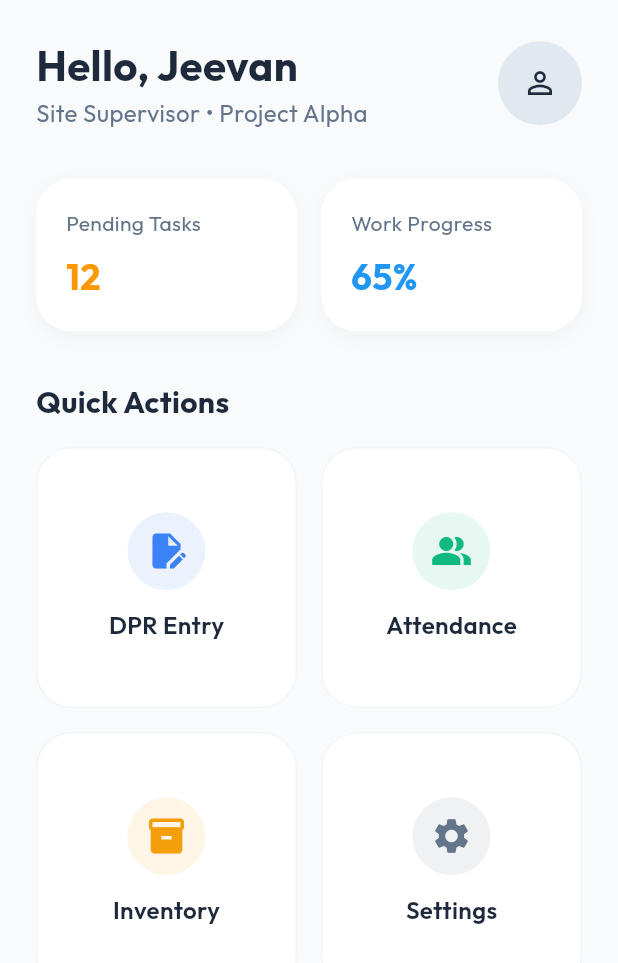
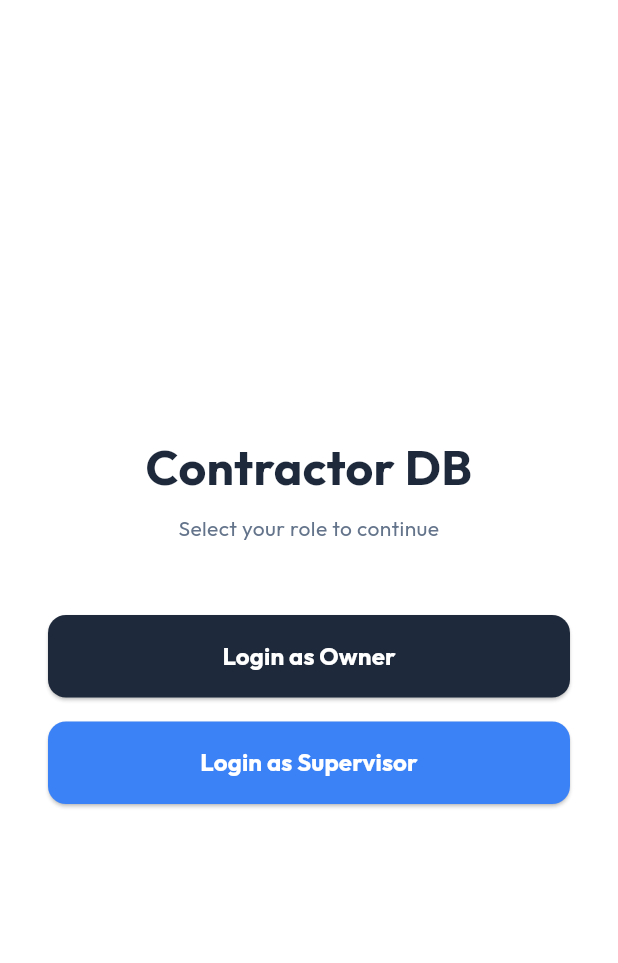
Before and after one commit to lroe/contractorapp, a Flutter app: the screen it shows after launch, on a phone screen of 412 x 824 dp. Shown: the top 963 px of the screen. Run offline on Flutter 3.47's test engine with Material 3 defaults, Android fonts, the phone set to English and light mode, and no system bars; our stand-ins replace google_fonts, hive, hive_flutter, image_picker, sqflite; accounts and stored records are empty.

Commit message:
Migrate Project Management to Hive for offline persistence

```diff
--- a/mobile_app/lib/main.dart
+++ b/mobile_app/lib/main.dart
@@ -3,6 +3,7 @@ import 'package:google_fonts/google_fonts.dart';
 import 'package:hive_flutter/hive_flutter.dart';
 import 'models/models.dart';
 import 'screens/home_screen.dart';
+import 'screens/login_screen.dart';
 
 void main() async {
   WidgetsFlutterBinding.ensureInitialized();
@@ -16,6 +17,7 @@ void main() async {
   Hive.registerAdapter(AttendanceAdapter());
 
   // Open Boxes
+  await Hive.openBox<Project>('projects');
   await Hive.openBox<Gang>('gangs');
   await Hive.openBox<Worker>('workers');
   await Hive.openBox<Attendance>('attendance');
@@ -40,7 +42,11 @@ class ContractorApp extends StatelessWidget {
         ),
         textTheme: GoogleFonts.outfitTextTheme(),
       ),
-      home: const HomeScreen(),
+      initialRoute: '/',
+      routes: {
+        '/': (context) => const LoginScreen(),
+        '/home': (context) => const HomeScreen(),
+      },
     );
   }
 }
--- a/mobile_app/lib/screens/home_screen.dart
+++ b/mobile_app/lib/screens/home_screen.dart
@@ -2,12 +2,16 @@ import 'package:flutter/material.dart';
 import 'package:google_fonts/google_fonts.dart';
 import 'dpr_screen.dart';
 import 'attendance_screen.dart';
+import 'project_management_screen.dart';
 
 class HomeScreen extends StatelessWidget {
   const HomeScreen({super.key});
 
   @override
   Widget build(BuildContext context) {
+    final String role = ModalRoute.of(context)!.settings.arguments as String? ?? 'supervisor';
+    final bool isOwner = role == 'owner';
+
     return Scaffold(
       backgroundColor: const Color(0xFFF8FAFC), // Slate 50
       body: SafeArea(
@@ -16,9 +20,9 @@ class HomeScreen extends StatelessWidget {
           child: Column(
             crossAxisAlignment: CrossAxisAlignment.start,
             children: [
-              _buildHeader(),
+              _buildHeader(role),
               const SizedBox(height: 32),
-              _buildStatsRow(),
+              _buildStatsRow(isOwner),
               const SizedBox(height: 32),
               Text(
                 'Quick Actions',
@@ -29,7 +33,7 @@ class HomeScreen extends StatelessWidget {
                 ),
               ),
               const SizedBox(height: 16),
-              _buildActionGrid(context),
+              _buildActionGrid(context, isOwner),
             ],
           ),
         ),
@@ -37,7 +41,7 @@ class HomeScreen extends StatelessWidget {
     );
   }
 
-  Widget _buildHeader() {
+  Widget _buildHeader(String role) {
     return Row(
       mainAxisAlignment: MainAxisAlignment.spaceBetween,
       children: [
@@ -45,7 +49,7 @@ class HomeScreen extends StatelessWidget {
           crossAxisAlignment: CrossAxisAlignment.start,
           children: [
             Text(
-              'Hello, Jeevan',
+              'Hello, ${role == 'owner' ? 'Contractor' : 'Jeevan'}',
               style: GoogleFonts.outfit(
                 fontSize: 28,
                 fontWeight: FontWeight.bold,
@@ -53,7 +57,7 @@ class HomeScreen extends StatelessWidget {
               ),
             ),
             Text(
-              'Site Supervisor • Project Alpha',
+              role == 'owner' ? 'Business Owner' : 'Site Supervisor • Project Alpha',
               style: GoogleFonts.outfit(
                 fontSize: 16,
                 color: const Color(0xFF64748B),
@@ -70,12 +74,12 @@ class HomeScreen extends StatelessWidget {
     );
   }
 
-  Widget _buildStatsRow() {
+  Widget _buildStatsRow(bool isOwner) {
     return Row(
       children: [
-        _buildStatCard('Pending Tasks', '12', Colors.orange),
+        _buildStatCard(isOwner ? 'Active Projects' : 'Pending Tasks', isOwner ? '04' : '12', isOwner ? Colors.blue : Colors.orange),
         const SizedBox(width: 16),
-        _buildStatCard('Work Progress', '65%', Colors.blue),
+        _buildStatCard(isOwner ? 'Total Revenue' : 'Work Progress', isOwner ? '₹1.2M' : '65%', isOwner ? Colors.green : Colors.blue),
       ],
     );
   }
@@ -114,14 +118,43 @@ class HomeScreen extends StatelessWidget {
     );
   }
 
-  Widget _buildActionGrid(BuildContext context) {
+  Widget _buildActionGrid(BuildContext context, bool isOwner) {
     return GridView.count(
       shrinkWrap: true,
       physics: const NeverScrollableScrollPhysics(),
       crossAxisCount: 2,
       mainAxisSpacing: 16,
       crossAxisSpacing: 16,
-      children: [
+      children: isOwner ? [
+        _buildActionCard(
+          context,
+          'Create Project',
+          Icons.add_business,
+          const Color(0xFF1E293B),
+          () => Navigator.push(context, MaterialPageRoute(builder: (context) => const ProjectManagementScreen())),
+        ),
+        _buildActionCard(
+          context,
+          'Supervisors',
+          Icons.person_search,
+          const Color(0xFF3B82F6),
+          () => Navigator.push(context, MaterialPageRoute(builder: (context) => const ProjectManagementScreen())),
+        ),
+        _buildActionCard(
+          context,
+          'Reports',
+          Icons.bar_chart,
+          const Color(0xFFF59E0B),
+          () {},
+        ),
+        _buildActionCard(
+          context,
+          'Settings',
+          Icons.settings,
+          const Color(0xFF64748B),
+          () {},
+        ),
+      ] : [
         _buildActionCard(
           context,
           'DPR Entry',
--- /dev/null
+++ b/mobile_app/lib/screens/login_screen.dart
@@ -0,0 +1,71 @@
+import 'package:flutter/material.dart';
+import 'package:google_fonts/google_fonts.dart';
+import '../services/api_service.dart';
+
+class LoginScreen extends StatefulWidget {
+  const LoginScreen({super.key});
+
+  @override
+  State<LoginScreen> createState() => _LoginScreenState();
+}
+
+class _LoginScreenState extends State<LoginScreen> {
+  final _phoneController = TextEditingController();
+  final _apiService = ApiService();
+  bool _isLoading = false;
+
+  Future<void> _handleLogin(String role) async {
+    // For sample login, we'll just mock it or use the backend if a user exists
+    // But since it's a sample, let's just navigate based on the button pressed
+
+    Navigator.pushReplacementNamed(context, '/home', arguments: role);
+  }
+
+  @override
+  Widget build(BuildContext context) {
+    return Scaffold(
+      backgroundColor: Colors.white,
+      body: Padding(
+        padding: const EdgeInsets.all(32.0),
+        child: Column(
+          mainAxisAlignment: MainAxisAlignment.center,
+          crossAxisAlignment: CrossAxisAlignment.stretch,
+          children: [
+            Text(
+              'Contractor DB',
+              textAlign: TextAlign.center,
+              style: GoogleFonts.outfit(
+                fontSize: 32,
+                fontWeight: FontWeight.bold,
+                color: const Color(0xFF1E293B),
+              ),
+            ),
+            const SizedBox(height: 8),
+            const Text(
+              'Select your role to continue',
+              textAlign: TextAlign.center,
+              style: TextStyle(color: Color(0xFF64748B)),
+            ),
+            const SizedBox(height: 48),
+            _buildLoginButton('Login as Owner', const Color(0xFF1E293B), () => _handleLogin('owner')),
+            const SizedBox(height: 16),
+            _buildLoginButton('Login as Supervisor', const Color(0xFF3B82F6), () => _handleLogin('supervisor')),
+          ],
+        ),
+      ),
+    );
+  }
+
+  Widget _buildLoginButton(String label, Color color, VoidCallback onPressed) {
+    return ElevatedButton(
+      onPressed: onPressed,
+      style: ElevatedButton.styleFrom(
+        backgroundColor: color,
+        foregroundColor: Colors.white,
+        padding: const EdgeInsets.symmetric(vertical: 16),
+        shape: RoundedRectangleBorder(borderRadius: BorderRadius.circular(12)),
+      ),
+      child: Text(label, style: GoogleFonts.outfit(fontSize: 16, fontWeight: FontWeight.bold)),
+    );
+  }
+}
```
Also changed, not shown: mobile_app/lib/screens/project_management_screen.dart (added, +186 -0 lines), 2 other files.
